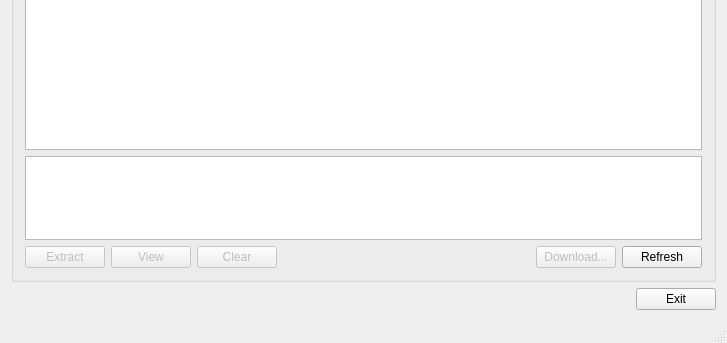
Above: archive-manager/mainwindow.ui from hgroover/uni-gui-tools before the change; both pictures show x 0 to 727 and y 337 to 680 of the 727 by 680 pixel window. Below: the same form after it.
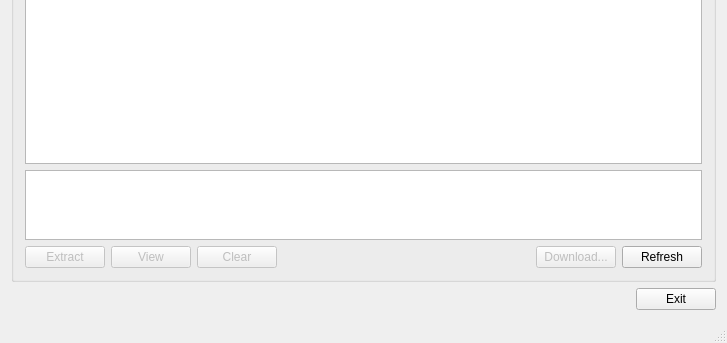
That is the form after the change. Custom widgets are drawn as their Qt base class.

```diff
--- a/archive-manager/mainwindow.ui
+++ b/archive-manager/mainwindow.ui
@@ -146,7 +146,7 @@
       <property name="title">
        <string>Logs</string>
       </property>
-      <layout class="QVBoxLayout" name="verticalLayout_3" stretch="0,4,2,0">
+      <layout class="QVBoxLayout" name="verticalLayout_3" stretch="0,0,2,0">
        <item>
         <widget class="QLabel" name="lblSortOptions">
          <property name="text">
@@ -155,11 +155,7 @@
         </widget>
        </item>
        <item>
-        <widget class="SortableListWidget" name="lstLogs">
-         <property name="sortingEnabled">
-          <bool>true</bool>
-         </property>
-        </widget>
+        <widget class="QListView" name="lstLogsModel"/>
        </item>
        <item>
         <widget class="QTextBrowser" name="txtItemDetails">
@@ -303,13 +299,6 @@
   <widget class="QStatusBar" name="statusBar"/>
  </widget>
  <layoutdefault spacing="6" margin="11"/>
- <customwidgets>
-  <customwidget>
-   <class>SortableListWidget</class>
-   <extends>QListWidget</extends>
-   <header>sortablelistwidget.h</header>
-  </customwidget>
- </customwidgets>
  <resources/>
  <connections/>
 </ui>
```
